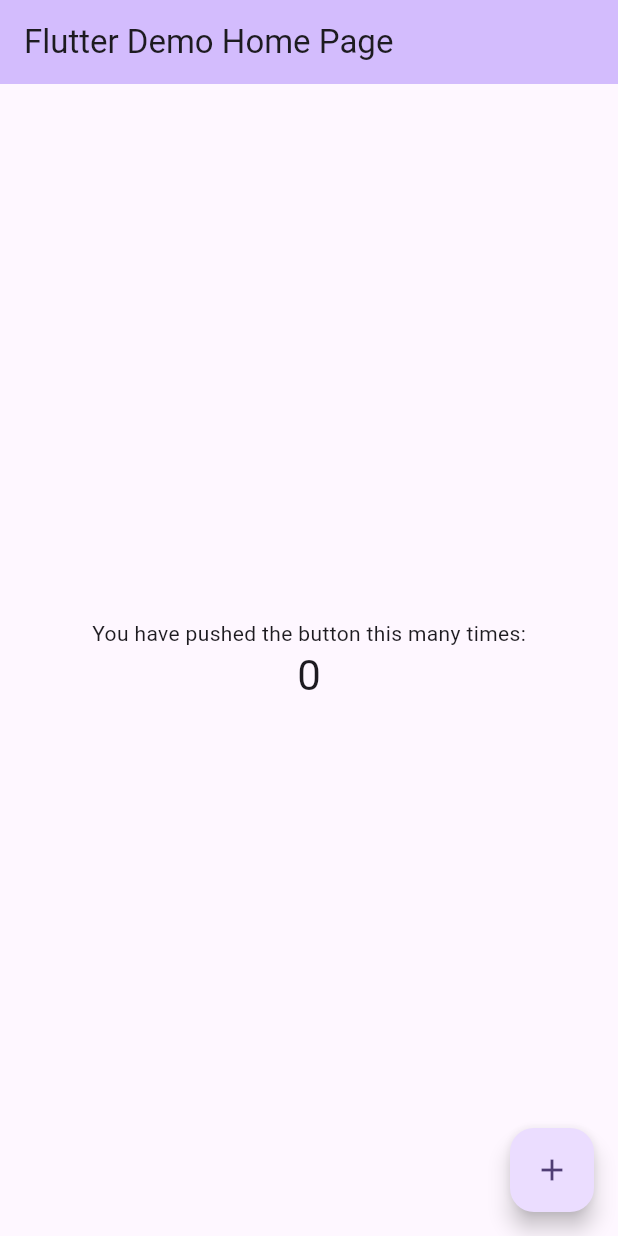
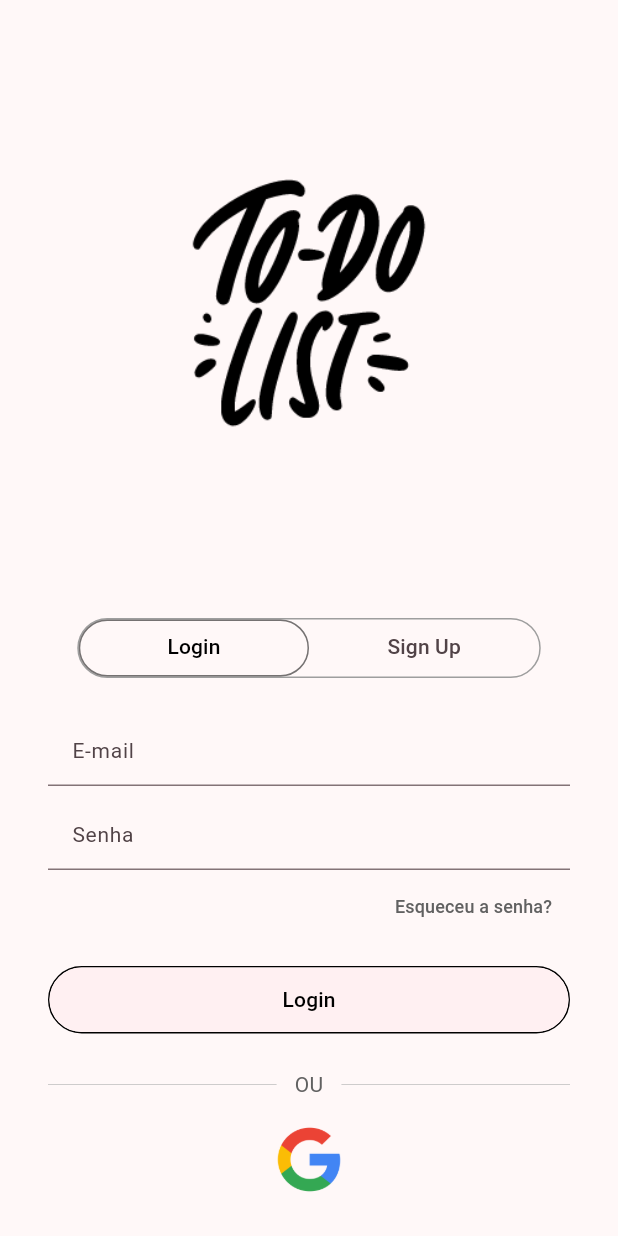
Before and after one commit to gabriel-enrique7/todo-app, a Flutter app: the screen it shows after launch, on a phone screen of 412 x 824 dp. Run offline on Flutter 3.47's test engine with Material 2 defaults, Android fonts, the phone set to English and light mode, and no system bars.

Commit message:
login screen and notes list

```diff
--- /dev/null
+++ b/lib/components/custom_text_field.dart
@@ -0,0 +1,29 @@
+import 'package:flutter/material.dart';
+
+class CustomTextField extends StatelessWidget {
+  final TextEditingController? controller;
+  final String? labelText;
+
+  const CustomTextField({
+    super.key,
+    this.controller,
+    this.labelText,
+  });
+
+  @override
+  Widget build(BuildContext context) {
+    return Padding(
+      padding: const EdgeInsets.only(top: 8.0),
+      child: TextField(
+        controller: controller,
+        decoration: InputDecoration(
+          contentPadding: const EdgeInsets.symmetric(horizontal: 16.0),
+          labelText: labelText,
+          labelStyle: const TextStyle(
+            fontSize: 14.0
+          )
+        ),
+      ),
+    );
+  }
+}
--- a/lib/main.dart
+++ b/lib/main.dart
@@ -1,125 +1,25 @@
 import 'package:flutter/material.dart';
+import 'package:todo_app/screens/splash.dart';
 
 void main() {
-  runApp(const MyApp());
+  runApp(const ToDoListApp());
 }
 
-class MyApp extends StatelessWidget {
-  const MyApp({super.key});
+class ToDoListApp extends StatelessWidget {
+  const ToDoListApp({super.key});
 
-  // This widget is the root of your application.
   @override
   Widget build(BuildContext context) {
     return MaterialApp(
-      title: 'Flutter Demo',
+      title: 'To do list',
       theme: ThemeData(
-        // This is the theme of your application.
-        //
-        // TRY THIS: Try running your application with "flutter run". You'll see
-        // the application has a blue toolbar. Then, without quitting the app,
-        // try changing the seedColor in the colorScheme below to Colors.green
-        // and then invoke "hot reload" (save your changes or press the "hot
-        // reload" button in a Flutter-supported IDE, or press "r" if you used
-        // the command line to start the app).
-        //
-        // Notice that the counter didn't reset back to zero; the application
-        // state is not lost during the reload. To reset the state, use hot
-        // restart instead.
-        //
-        // This works for code too, not just values: Most code changes can be
-        // tested with just a hot reload.
-        colorScheme: ColorScheme.fromSeed(seedColor: Colors.deepPurple),
+        colorScheme: ColorScheme.fromSeed(
+          seedColor: Colors.black54,
+          primary: Colors.black,
+        ),
         useMaterial3: true,
       ),
-      home: const MyHomePage(title: 'Flutter Demo Home Page'),
+      home: const SplashScreen(),
     );
   }
 }
-
-class MyHomePage extends StatefulWidget {
-  const MyHomePage({super.key, required this.title});
-
-  // This widget is the home page of your application. It is stateful, meaning
-  // that it has a State object (defined below) that contains fields that affect
-  // how it looks.
-
-  // This class is the configuration for the state. It holds the values (in this
-  // case the title) provided by the parent (in this case the App widget) and
-  // used by the build method of the State. Fields in a Widget subclass are
-  // always marked "final".
-
-  final String title;
-
-  @override
-  State<MyHomePage> createState() => _MyHomePageState();
-}
-
-class _MyHomePageState extends State<MyHomePage> {
-  int _counter = 0;
-
-  void _incrementCounter() {
-    setState(() {
-      // This call to setState tells the Flutter framework that something has
-      // changed in this State, which causes it to rerun the build method below
-      // so that the display can reflect the updated values. If we changed
-      // _counter without calling setState(), then the build method would not be
-      // called again, and so nothing would appear to happen.
-      _counter++;
-    });
-  }
-
-  @override
-  Widget build(BuildContext context) {
-    // This method is rerun every time setState is called, for instance as done
-    // by the _incrementCounter method above.
-    //
-    // The Flutter framework has been optimized to make rerunning build methods
-    // fast, so that you can just rebuild anything that needs updating rather
-    // than having to individually change instances of widgets.
-    return Scaffold(
-      appBar: AppBar(
-        // TRY THIS: Try changing the color here to a specific color (to
-        // Colors.amber, perhaps?) and trigger a hot reload to see the AppBar
-        // change color while the other colors stay the same.
-        backgroundColor: Theme.of(context).colorScheme.inversePrimary,
-        // Here we take the value from the MyHomePage object that was created by
-        // the App.build method, and use it to set our appbar title.
-        title: Text(widget.title),
-      ),
-      body: Center(
-        // Center is a layout widget. It takes a single child and positions it
-        // in the middle of the parent.
-        child: Column(
-          // Column is also a layout widget. It takes a list of children and
-          // arranges them vertically. By default, it sizes itself to fit its
-          // children horizontally, and tries to be as tall as its parent.
-          //
-          // Column has various properties to control how it sizes itself and
-          // how it positions its children. Here we use mainAxisAlignment to
-          // center the children vertically; the main axis here is the vertical
-          // axis because Columns are vertical (the cross axis would be
-          // horizontal).
-          //
-          // TRY THIS: Invoke "debug painting" (choose the "Toggle Debug Paint"
-          // action in the IDE, or press "p" in the console), to see the
-          // wireframe for each widget.
-          mainAxisAlignment: MainAxisAlignment.center,
-          children: <Widget>[
-            const Text(
-              'You have pushed the button this many times:',
-            ),
-            Text(
-              '$_counter',
-              style: Theme.of(context).textTheme.headlineMedium,
-            ),
-          ],
-        ),
-      ),
-      floatingActionButton: FloatingActionButton(
-        onPressed: _incrementCounter,
-        tooltip: 'Increment',
-        child: const Icon(Icons.add),
-      ), // This trailing comma makes auto-formatting nicer for build methods.
-    );
-  }
-}
--- /dev/null
+++ b/lib/screens/login/login.dart
@@ -0,0 +1,59 @@
+import 'package:flutter/material.dart';
+import 'package:todo_app/screens/login/login_form.dart';
+import 'package:todo_app/screens/login/sign_up_form.dart';
+
+class LoginScreen extends StatefulWidget {
+  const LoginScreen({super.key});
+
+  @override
+  State<LoginScreen> createState() => _LoginScreenState();
+}
+
+class _LoginScreenState extends State<LoginScreen> {
+  @override
+  Widget build(BuildContext context) {
+    return DefaultTabController(
+      length: 2,
+      child: Scaffold(
+        body: Column(
+          mainAxisAlignment: MainAxisAlignment.center,
+          children: [
+            Image.asset(
+              'assets/logo.png',
+            ),
+            Container(
+              height: 40,
+              width: MediaQuery.of(context).size.width * 0.75,
+              decoration: BoxDecoration(
+                border: Border.all(color: Colors.grey.shade500),
+                borderRadius: BorderRadius.circular(24.0),
+              ),
+              child: TabBar(
+                indicatorSize: TabBarIndicatorSize.tab,
+                dividerColor: Colors.transparent,
+                indicator: BoxDecoration(
+                  border: Border.all(color: Colors.black54),
+                  borderRadius: BorderRadius.circular(24.0),
+                ),
+                labelColor: Colors.black,
+                overlayColor: MaterialStateProperty.all<Color>(Colors.transparent),
+                tabs: const [
+                  Tab(text: 'Login'),
+                  Tab(text: 'Sign Up')
+                ],
+              ),
+            ),
+            const Expanded(
+              child: TabBarView(
+                children: [
+                  LoginForm(),
+                  SignUpForm(),
+                ],
+              ),
+            ),
+          ],
+        ),
+      ),
+    );
+  }
+}
--- /dev/null
+++ b/lib/screens/login/login_form.dart
@@ -0,0 +1,105 @@
+import 'package:flutter/material.dart';
+import 'package:todo_app/components/custom_text_field.dart';
+import 'package:todo_app/screens/navigation.dart';
+
+class LoginForm extends StatefulWidget {
+  const LoginForm({super.key});
+
+  @override
+  State<LoginForm> createState() => _LoginFormState();
+}
+
+class _LoginFormState extends State<LoginForm> {
+  late TextEditingController _email;
+  late TextEditingController _password;
+
+  @override
+  void initState() {
+    super.initState();
+
+    _email = TextEditingController();
+    _password = TextEditingController();
+  }
+
+  @override
+  Widget build(BuildContext context) {
+    return Padding(
+      padding: const EdgeInsets.symmetric(vertical: 16.0, horizontal: 32.0),
+      child: Column(
+        children: [
+          CustomTextField(
+            controller: _email,
+            labelText: 'E-mail',
+          ),
+          CustomTextField(
+            controller: _password,
+            labelText: 'Senha',
+          ),
+          Align(
+            alignment: Alignment.centerRight,
+            child: TextButton(
+              onPressed: () {},
+              child: Text(
+                "Esqueceu a senha?",
+                style: TextStyle(
+                  fontSize: 12.0,
+                  color: Colors.grey.shade700
+                ),
+              ),
+            ),
+          ),
+          Padding(
+            padding: const EdgeInsets.only(top: 16.0),
+            child: SizedBox(
+              height: 45.0,
+              width: MediaQuery.of(context).size.width,
+              child: Container(
+                decoration: BoxDecoration(
+                  border: Border.all(color: Colors.black, width: 1.0),
+                  borderRadius: BorderRadius.circular(24.0),
+                ),
+                child: ElevatedButton(
+                  style: ElevatedButton.styleFrom(elevation: 0.0),
+                  onPressed: () {
+                    Navigator.of(context).pushAndRemoveUntil(
+                      MaterialPageRoute(builder: (context) => const NavigationScreen()),
+                      (route) => false
+                    );
+                  },
+                  child: const Text('Login'),
+                ),
+              ),
+            ),
+          ),
+          Padding(
+            padding: const EdgeInsets.only(top: 24.0, bottom: 16.0),
+            child: Row(
+              children: [
+                Expanded(
+                  child: Divider(
+                    thickness: 0.5,
+                    color: Colors.grey.shade400,
+                  ),
+                ),
+                Padding(
+                  padding: const EdgeInsets.symmetric(horizontal: 12.0),
+                  child: Text("OU", style: TextStyle(color: Colors.grey.shade700)),
+                ),
+                Expanded(
+                  child: Divider(
+                    thickness: 0.5,
+                    color: Colors.grey.shade400,
+                  ),
+                ),
+              ],
+            ),
+          ),
+          Image.asset(
+            'assets/google_icon.png',
+            height: 48.0,
+          ),
+        ],
+      ),
+    );
+  }
+}
--- a/pubspec.yaml
+++ b/pubspec.yaml
@@ -59,9 +59,9 @@ flutter:
   uses-material-design: true
 
   # To add assets to your application, add an assets section, like this:
-  # assets:
-  #   - images/a_dot_burr.jpeg
-  #   - images/a_dot_ham.jpeg
+  assets:
+    - assets/logo.png
+    - assets/google_icon.png
 
   # An image asset can refer to one or more resolution-specific "variants", see
   # https://flutter.dev/assets-and-images/#resolution-aware
```
Also changed, not shown: lib/components/notes_item.dart (added, +32 -0 lines), lib/screens/login/sign_up_form.dart (added, +67 -0 lines), lib/screens/navigation.dart (added, +61 -0 lines), lib/screens/notes/favorites_list.dart (added, +29 -0 lines), lib/screens/notes/notes_list.dart (added, +29 -0 lines), lib/screens/profile.dart (added, +19 -0 lines), lib/screens/splash.dart (added, +43 -0 lines), assets/google_icon.png (added), assets/logo.png (added), 1 other file.
